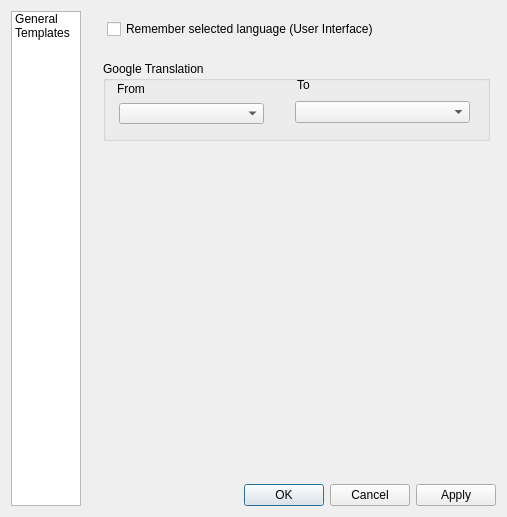
Old version of the form ui/settings.ui in the repository pussbb/Qi38nTranslator.
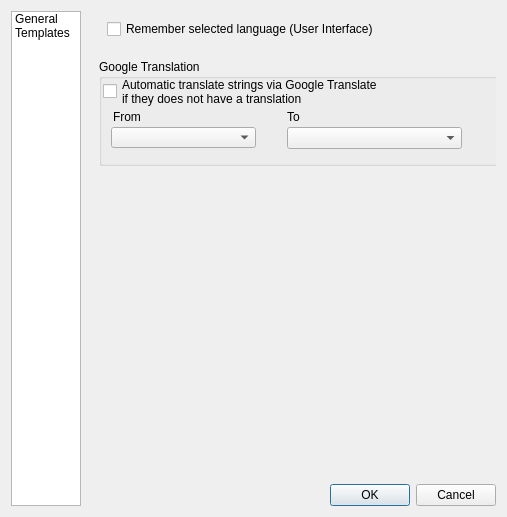
New version of the form. Icons and pictures are not drawn.

Diff of the .ui file:
```diff
--- a/ui/settings.ui
+++ b/ui/settings.ui
@@ -64,7 +64,7 @@
    <item row="1" column="3">
     <widget class="QDialogButtonBox" name="buttonBox">
      <property name="standardButtons">
-      <set>QDialogButtonBox::Apply|QDialogButtonBox::Cancel|QDialogButtonBox::Ok</set>
+      <set>QDialogButtonBox::Cancel|QDialogButtonBox::Ok</set>
      </property>
     </widget>
    </item>
@@ -90,10 +90,10 @@
       <widget class="QGroupBox" name="groupBox">
        <property name="geometry">
         <rect>
-         <x>16</x>
-         <y>50</y>
-         <width>387</width>
-         <height>80</height>
+         <x>12</x>
+         <y>48</y>
+         <width>399</width>
+         <height>107</height>
         </rect>
        </property>
        <property name="title">
@@ -102,8 +102,8 @@
        <widget class="QComboBox" name="gLangFrom">
         <property name="geometry">
          <rect>
-          <x>16</x>
-          <y>42</y>
+          <x>12</x>
+          <y>68</y>
           <width>145</width>
           <height>21</height>
          </rect>
@@ -112,8 +112,8 @@
        <widget class="QComboBox" name="gLangTo">
         <property name="geometry">
          <rect>
-          <x>192</x>
-          <y>40</y>
+          <x>188</x>
+          <y>68</y>
           <width>175</width>
           <height>22</height>
          </rect>
@@ -123,7 +123,7 @@
         <property name="geometry">
          <rect>
           <x>14</x>
-          <y>20</y>
+          <y>50</y>
           <width>56</width>
           <height>15</height>
          </rect>
@@ -135,8 +135,8 @@
        <widget class="QLabel" name="label_11">
         <property name="geometry">
          <rect>
-          <x>194</x>
-          <y>16</y>
+          <x>188</x>
+          <y>50</y>
           <width>56</width>
           <height>15</height>
          </rect>
@@ -145,6 +145,20 @@
          <string>To</string>
         </property>
        </widget>
+       <widget class="QCheckBox" name="autoTanslateGoogle">
+        <property name="geometry">
+         <rect>
+          <x>4</x>
+          <y>18</y>
+          <width>389</width>
+          <height>29</height>
+         </rect>
+        </property>
+        <property name="text">
+         <string>Automatic translate strings via Google Translate 
+if they does not have a translation</string>
+        </property>
+       </widget>
       </widget>
      </widget>
      <widget class="QWidget" name="templatesPage">
```
